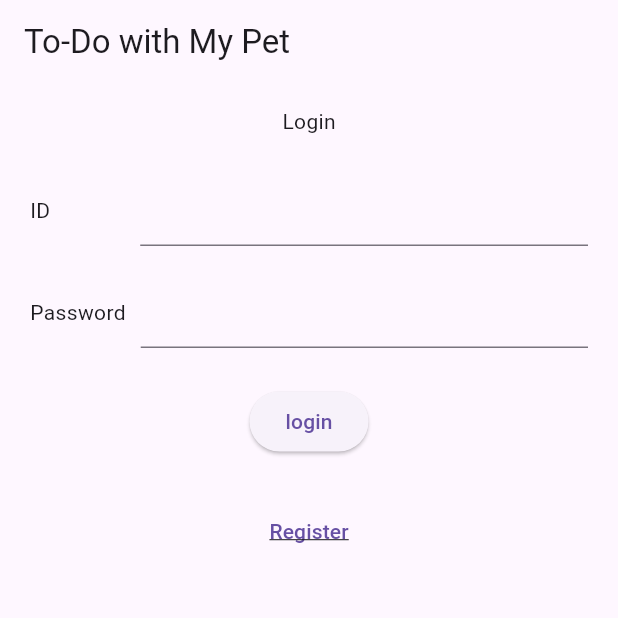
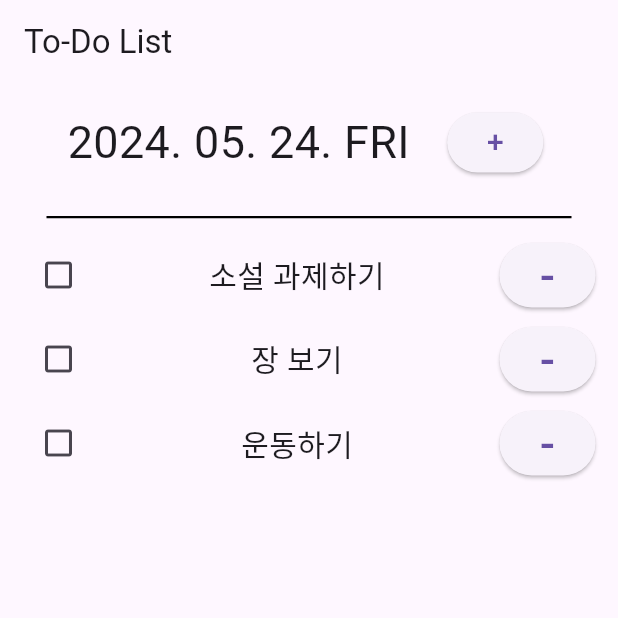
Before and after one commit to dayeonii/ToDo_with_MyPet, a Flutter app: the screen it shows after launch, after a tap on "login", on a phone screen of 412 x 824 dp, the top half of it. Run offline on Flutter 3.47's test engine with Material 3 defaults, Android fonts, the light colour scheme and no system bars.

Commit message:
todolist 화면 구현, loginq 버튼과 todo 화면 연결

```diff
--- a/todo_with_mypet/lib/main.dart
+++ b/todo_with_mypet/lib/main.dart
@@ -1,6 +1,8 @@
 import 'package:flutter/material.dart';
+import 'package:todo_with_mypet/screens/todo_screen.dart';
 import 'screens/login_screen.dart';
 import 'screens/register_screen.dart';
+import 'screens/todo_screen.dart';
 
 void main() => runApp(MyApp());
 
@@ -16,6 +18,7 @@ class MyApp extends StatelessWidget {
       routes: {
         '/login': (context) => LoginScreen(),
         '/register': (context) => RegisterScreen(),
+        '/todo': (context) => ToDoScreen(),
       },
     );
   }
--- a/todo_with_mypet/lib/screens/login_screen.dart
+++ b/todo_with_mypet/lib/screens/login_screen.dart
@@ -1,4 +1,5 @@
 import 'package:flutter/material.dart';
+import 'package:todo_with_mypet/screens/todo_screen.dart';
 
 class LoginScreen extends StatefulWidget {
   @override
@@ -54,7 +55,9 @@ class _LoginScreenState extends State<LoginScreen> {
                 padding: EdgeInsets.all(15),
                 child: ElevatedButton(
                   child: const Text('login'),
-                  onPressed: () {},
+                  onPressed: () {
+                    Navigator.pushReplacement(context, MaterialPageRoute(builder: (context) => ToDoScreen()));
+                  },
                 ),
               ),
               Padding(
--- a/todo_with_mypet/lib/screens/todo_screen.dart
+++ b/todo_with_mypet/lib/screens/todo_screen.dart
@@ -0,0 +1,64 @@
+import 'package:flutter/material.dart';
+
+class ToDoScreen extends StatefulWidget {
+  @override
+  State<StatefulWidget> createState() {
+    return _ToDoScreenState();
+  }
+}
+
+class _ToDoScreenState extends State<ToDoScreen> {
+  @override
+  Widget build(BuildContext context) {
+    return Scaffold(
+      appBar: AppBar(title: Text('To-Do List'),),
+      body: Center(
+        child: Column(
+          children: <Widget>[
+            Padding(
+              padding: EdgeInsets.all(15),
+              child: Row(
+                  children: [
+                    SizedBox(width: 30),
+                    Text('2024. 05. 24. FRI', style: TextStyle(fontSize: 30)),
+                    SizedBox(width: 25),
+                    ElevatedButton(onPressed: (){}, child: Text('+', style: TextStyle(fontSize: 20)))
+                ]
+              ),
+            ),
+            //Divider() -> 얘는 아예 섹션 나눔
+            Container(  //구분선
+              margin: EdgeInsets.symmetric(vertical: 10.0),
+              width: 350.0, // 구분선의 길이
+              height: 1.5, // 구분선의 두께
+              color: Colors.black, // 구분선의 색상
+            ),
+            Expanded(
+              child: ListView(
+                children: [
+                  _buildToDoList('소설 과제하기'),
+                  _buildToDoList('장 보기'),
+                  _buildToDoList('운동하기'),
+                ],
+              ),
+            ),
+          ],
+        )
+      )
+    );
+  }
+}
+
+Widget _buildToDoList(String title) {
+  return Padding(
+    padding: const EdgeInsets.symmetric(vertical: 4.0, horizontal: 15.0),
+    child: Row(
+      mainAxisAlignment: MainAxisAlignment.spaceBetween,
+      children: [
+        IconButton(onPressed: (){}, icon: Icon(Icons.check_box_outline_blank)),
+        Text(title, style: TextStyle(fontSize: 20)),
+        ElevatedButton(onPressed: (){}, child: Text('-', style: TextStyle(fontSize: 30),),)
+      ],
+    )
+  );
+}
```
